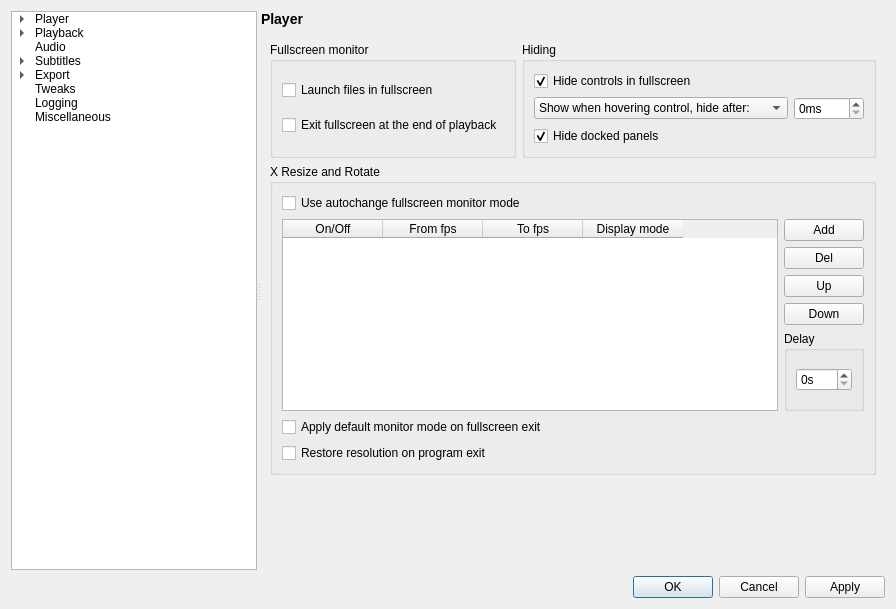
This is settingswindow.ui in mpc-qt/mpc-qt as Qt 5 draws it before an edit. The edited form follows.
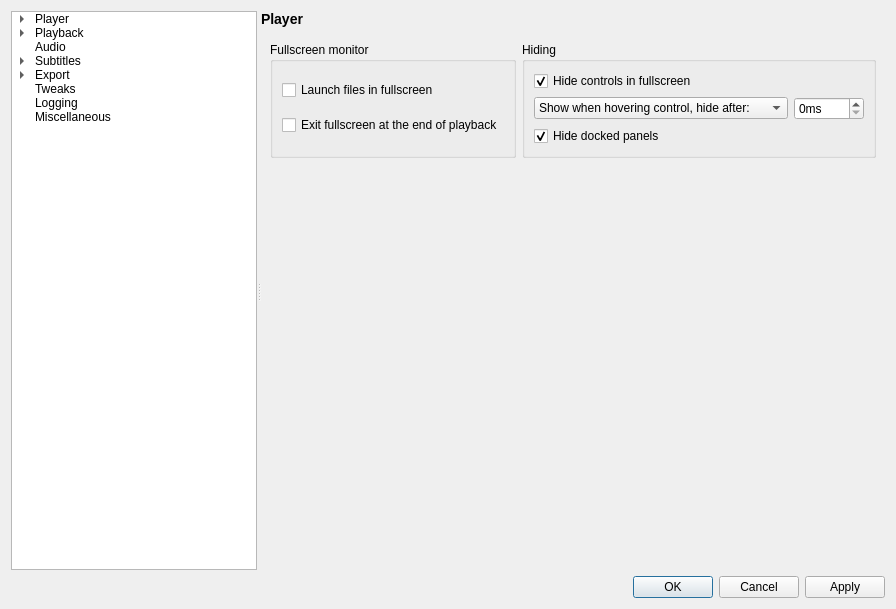
This is the edited form.

Commit message:
settingswindow: remove xrandr box
Don't pretend that we will be doing this, there is no simple way to do
it in a platform-independent way as far as I can tell.  Running your
monitor at native resolution and native framerate with display sync and
interpolation will provide a better UX experience anyway.

The edit to the form file:
```diff
--- a/settingswindow.ui
+++ b/settingswindow.ui
@@ -4840,112 +4840,6 @@
              </layout>
             </widget>
            </item>
-           <item row="1" column="0" colspan="2">
-            <widget class="QGroupBox" name="xrandrBox">
-             <property name="title">
-              <string>X Resize and Rotate</string>
-             </property>
-             <layout class="QVBoxLayout" name="verticalLayout_13">
-              <item>
-               <widget class="QCheckBox" name="xrandrChangeMode">
-                <property name="text">
-                 <string>Use autochange fullscreen monitor mode</string>
-                </property>
-               </widget>
-              </item>
-              <item>
-               <layout class="QHBoxLayout" name="xrandrModeListLayout">
-                <item>
-                 <widget class="QTableWidget" name="xrandrModeList">
-                  <column>
-                   <property name="text">
-                    <string>On/Off</string>
-                   </property>
-                  </column>
-                  <column>
-                   <property name="text">
-                    <string>From fps</string>
-                   </property>
-                  </column>
-                  <column>
-                   <property name="text">
-                    <string>To fps</string>
-                   </property>
-                  </column>
-                  <column>
-                   <property name="text">
-                    <string>Display mode</string>
-                   </property>
-                  </column>
-                 </widget>
-                </item>
-                <item>
-                 <layout class="QVBoxLayout" name="xrandrModeListActionsLayout">
-                  <item>
-                   <widget class="QPushButton" name="xrandrAddMode">
-                    <property name="text">
-                     <string>Add</string>
-                    </property>
-                   </widget>
-                  </item>
-                  <item>
-                   <widget class="QPushButton" name="xrandrDelMode">
-                    <property name="text">
-                     <string>Del</string>
-                    </property>
-                   </widget>
-                  </item>
-                  <item>
-                   <widget class="QPushButton" name="xrandrMoveModeUp">
-                    <property name="text">
-                     <string>Up</string>
-                    </property>
-                   </widget>
-                  </item>
-                  <item>
-                   <widget class="QPushButton" name="xrandrMoveModeDown">
-                    <property name="text">
-                     <string>Down</string>
-                    </property>
-                   </widget>
-                  </item>
-                  <item>
-                   <widget class="QGroupBox" name="xrandrChangeDelayBox">
-                    <property name="title">
-                     <string>Delay</string>
-                    </property>
-                    <layout class="QVBoxLayout" name="xrandrChangeDelayBoxLayout">
-                     <item>
-                      <widget class="QSpinBox" name="xrandrChangeDelay">
-                       <property name="suffix">
-                        <string notr="true">s</string>
-                       </property>
-                      </widget>
-                     </item>
-                    </layout>
-                   </widget>
-                  </item>
-                 </layout>
-                </item>
-               </layout>
-              </item>
-              <item>
-               <widget class="QCheckBox" name="xrandrOldModeAfterFullscreen">
-                <property name="text">
-                 <string>Apply default monitor mode on fullscreen exit</string>
-                </property>
-               </widget>
-              </item>
-              <item>
-               <widget class="QCheckBox" name="xrandrOldResolutionAtExit">
-                <property name="text">
-                 <string>Restore resolution on program exit</string>
-                </property>
-               </widget>
-              </item>
-             </layout>
-            </widget>
-           </item>
            <item row="0" column="0">
             <widget class="QGroupBox" name="fullscreenMonitorBox">
              <property name="title">
@@ -4972,7 +4866,7 @@
              </layout>
             </widget>
            </item>
-           <item row="2" column="0">
+           <item row="1" column="0">
             <spacer name="verticalSpacer_6">
              <property name="orientation">
               <enum>Qt::Vertical</enum>
```
Left out of the diff: 4 changed lines with no effect on the pictures. The commit also changes 2 other files.
